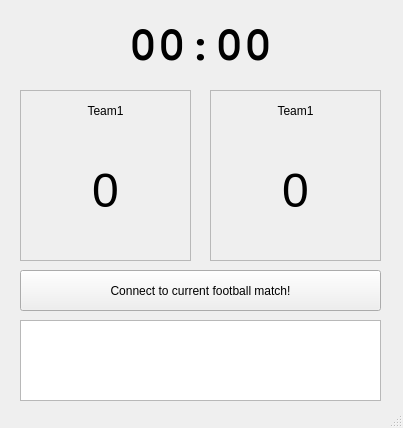
Above: Ui/sb_client.ui from jpegie/Football-scoreboard before the change. Below: the same form after it.
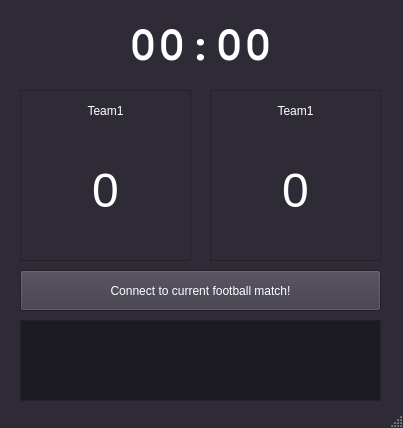
That is the form after the change.

The edit to the form file:
```diff
--- a/Ui/sb_client.ui
+++ b/Ui/sb_client.ui
@@ -10,6 +10,475 @@
     <height>428</height>
    </rect>
   </property>
+  <property name="palette">
+   <palette>
+    <active>
+     <colorrole role="WindowText">
+      <brush brushstyle="SolidPattern">
+       <color alpha="255">
+        <red>255</red>
+        <green>255</green>
+        <blue>255</blue>
+       </color>
+      </brush>
+     </colorrole>
+     <colorrole role="Button">
+      <brush brushstyle="SolidPattern">
+       <color alpha="255">
+        <red>61</red>
+        <green>56</green>
+        <blue>70</blue>
+       </color>
+      </brush>
+     </colorrole>
+     <colorrole role="Light">
+      <brush brushstyle="SolidPattern">
+       <color alpha="255">
+        <red>92</red>
+        <green>84</green>
+        <blue>105</blue>
+       </color>
+      </brush>
+     </colorrole>
+     <colorrole role="Midlight">
+      <brush brushstyle="SolidPattern">
+       <color alpha="255">
+        <red>76</red>
+        <green>70</green>
+        <blue>87</blue>
+       </color>
+      </brush>
+     </colorrole>
+     <colorrole role="Dark">
+      <brush brushstyle="SolidPattern">
+       <color alpha="255">
+        <red>31</red>
+        <green>28</green>
+        <blue>35</blue>
+       </color>
+      </brush>
+     </colorrole>
+     <colorrole role="Mid">
+      <brush brushstyle="SolidPattern">
+       <color alpha="255">
+        <red>41</red>
+        <green>37</green>
+        <blue>47</blue>
+       </color>
+      </brush>
+     </colorrole>
+     <colorrole role="Text">
+      <brush brushstyle="SolidPattern">
+       <color alpha="255">
+        <red>255</red>
+        <green>255</green>
+        <blue>255</blue>
+       </color>
+      </brush>
+     </colorrole>
+     <colorrole role="BrightText">
+      <brush brushstyle="SolidPattern">
+       <color alpha="255">
+        <red>255</red>
+        <green>255</green>
+        <blue>255</blue>
+       </color>
+      </brush>
+     </colorrole>
+     <colorrole role="ButtonText">
+      <brush brushstyle="SolidPattern">
+       <color alpha="255">
+        <red>255</red>
+        <green>255</green>
+        <blue>255</blue>
+       </color>
+      </brush>
+     </colorrole>
+     <colorrole role="Base">
+      <brush brushstyle="SolidPattern">
+       <color alpha="255">
+        <red>29</red>
+        <green>27</green>
+        <blue>34</blue>
+       </color>
+      </brush>
+     </colorrole>
+     <colorrole role="Window">
+      <brush brushstyle="SolidPattern">
+       <color alpha="255">
+        <red>47</red>
+        <green>43</green>
+        <blue>54</blue>
+       </color>
+      </brush>
+     </colorrole>
+     <colorrole role="Shadow">
+      <brush brushstyle="SolidPattern">
+       <color alpha="255">
+        <red>0</red>
+        <green>0</green>
+        <blue>0</blue>
+       </color>
+      </brush>
+     </colorrole>
+     <colorrole role="Highlight">
+      <brush brushstyle="SolidPattern">
+       <color alpha="255">
+        <red>192</red>
+        <green>97</green>
+        <blue>203</blue>
+       </color>
+      </brush>
+     </colorrole>
+     <colorrole role="AlternateBase">
+      <brush brushstyle="SolidPattern">
+       <color alpha="255">
+        <red>30</red>
+        <green>28</green>
+        <blue>35</blue>
+       </color>
+      </brush>
+     </colorrole>
+     <colorrole role="ToolTipBase">
+      <brush brushstyle="SolidPattern">
+       <color alpha="255">
+        <red>255</red>
+        <green>255</green>
+        <blue>220</blue>
+       </color>
+      </brush>
+     </colorrole>
+     <colorrole role="ToolTipText">
+      <brush brushstyle="SolidPattern">
+       <color alpha="255">
+        <red>0</red>
+        <green>0</green>
+        <blue>0</blue>
+       </color>
+      </brush>
+     </colorrole>
+     <colorrole role="PlaceholderText">
+      <brush brushstyle="SolidPattern">
+       <color alpha="128">
+        <red>255</red>
+        <green>255</green>
+        <blue>255</blue>
+       </color>
+      </brush>
+     </colorrole>
+    </active>
+    <inactive>
+     <colorrole role="WindowText">
+      <brush brushstyle="SolidPattern">
+       <color alpha="255">
+        <red>255</red>
+        <green>255</green>
+        <blue>255</blue>
+       </color>
+      </brush>
+     </colorrole>
+     <colorrole role="Button">
+      <brush brushstyle="SolidPattern">
+       <color alpha="255">
+        <red>61</red>
+        <green>56</green>
+        <blue>70</blue>
+       </color>
+      </brush>
+     </colorrole>
+     <colorrole role="Light">
+      <brush brushstyle="SolidPattern">
+       <color alpha="255">
+        <red>92</red>
+        <green>84</green>
+        <blue>105</blue>
+       </color>
+      </brush>
+     </colorrole>
+     <colorrole role="Midlight">
+      <brush brushstyle="SolidPattern">
+       <color alpha="255">
+        <red>76</red>
+        <green>70</green>
+        <blue>87</blue>
+       </color>
+      </brush>
+     </colorrole>
+     <colorrole role="Dark">
+      <brush brushstyle="SolidPattern">
+       <color alpha="255">
+        <red>31</red>
+        <green>28</green>
+        <blue>35</blue>
+       </color>
+      </brush>
+     </colorrole>
+     <colorrole role="Mid">
+      <brush brushstyle="SolidPattern">
+       <color alpha="255">
+        <red>41</red>
+        <green>37</green>
+        <blue>47</blue>
+       </color>
+      </brush>
+     </colorrole>
+     <colorrole role="Text">
+      <brush brushstyle="SolidPattern">
+       <color alpha="255">
+        <red>255</red>
+        <green>255</green>
+        <blue>255</blue>
+       </color>
+      </brush>
+     </colorrole>
+     <colorrole role="BrightText">
+      <brush brushstyle="SolidPattern">
+       <color alpha="255">
+        <red>255</red>
+        <green>255</green>
+        <blue>255</blue>
+       </color>
+      </brush>
+     </colorrole>
+     <colorrole role="ButtonText">
+      <brush brushstyle="SolidPattern">
+       <color alpha="255">
+        <red>255</red>
+        <green>255</green>
+        <blue>255</blue>
+       </color>
+      </brush>
+     </colorrole>
+     <colorrole role="Base">
+      <brush brushstyle="SolidPattern">
+       <color alpha="255">
+        <red>29</red>
+        <green>27</green>
+        <blue>34</blue>
+       </color>
+      </brush>
+     </colorrole>
+     <colorrole role="Window">
+      <brush brushstyle="SolidPattern">
+       <color alpha="255">
+        <red>47</red>
+        <green>43</green>
+        <blue>54</blue>
+       </color>
+      </brush>
+     </colorrole>
+     <colorrole role="Shadow">
+      <brush brushstyle="SolidPattern">
+       <color alpha="255">
+        <red>0</red>
+        <green>0</green>
+        <blue>0</blue>
+       </color>
+      </brush>
+     </colorrole>
+     <colorrole role="Highlight">
+      <brush brushstyle="SolidPattern">
+       <color alpha="255">
+        <red>192</red>
+        <green>97</green>
+        <blue>203</blue>
+       </color>
+      </brush>
+     </colorrole>
+     <colorrole role="AlternateBase">
+      <brush brushstyle="SolidPattern">
+       <color alpha="255">
+        <red>30</red>
+        <green>28</green>
+        <blue>35</blue>
+       </color>
+      </brush>
+     </colorrole>
+     <colorrole role="ToolTipBase">
+      <brush brushstyle="SolidPattern">
+       <color alpha="255">
+        <red>255</red>
+        <green>255</green>
+        <blue>220</blue>
+       </color>
+      </brush>
+     </colorrole>
+     <colorrole role="ToolTipText">
+      <brush brushstyle="SolidPattern">
+       <color alpha="255">
+        <red>0</red>
+        <green>0</green>
+        <blue>0</blue>
+       </color>
+      </brush>
+     </colorrole>
+     <colorrole role="PlaceholderText">
+      <brush brushstyle="SolidPattern">
+       <color alpha="128">
+        <red>255</red>
+        <green>255</green>
+        <blue>255</blue>
+       </color>
+      </brush>
+     </colorrole>
+    </inactive>
+    <disabled>
+     <colorrole role="WindowText">
+      <brush brushstyle="SolidPattern">
+       <color alpha="255">
+        <red>31</red>
+        <green>28</green>
+        <blue>35</blue>
+       </color>
+      </brush>
+     </colorrole>
+     <colorrole role="Button">
+      <brush brushstyle="SolidPattern">
+       <color alpha="255">
+        <red>61</red>
+        <green>56</green>
+        <blue>70</blue>
+       </color>
+      </brush>
+     </colorrole>
+     <colorrole role="Light">
+      <brush brushstyle="SolidPattern">
+       <color alpha="255">
+        <red>92</red>
+        <green>84</green>
+        <blue>105</blue>
+       </color>
+      </brush>
+     </colorrole>
+     <colorrole role="Midlight">
+      <brush brushstyle="SolidPattern">
+       <color alpha="255">
+        <red>76</red>
+        <green>70</green>
+        <blue>87</blue>
+       </color>
+      </brush>
+     </colorrole>
+     <colorrole role="Dark">
+      <brush brushstyle="SolidPattern">
+       <color alpha="255">
+        <red>31</red>
+        <green>28</green>
+        <blue>35</blue>
+       </color>
+      </brush>
+     </colorrole>
+     <colorrole role="Mid">
+      <brush brushstyle="SolidPattern">
+       <color alpha="255">
+        <red>41</red>
+        <green>37</green>
+        <blue>47</blue>
+       </color>
+      </brush>
+     </colorrole>
+     <colorrole role="Text">
+      <brush brushstyle="SolidPattern">
+       <color alpha="255">
+        <red>31</red>
+        <green>28</green>
+        <blue>35</blue>
+       </color>
+      </brush>
+     </colorrole>
+     <colorrole role="BrightText">
+      <brush brushstyle="SolidPattern">
+       <color alpha="255">
+        <red>255</red>
+        <green>255</green>
+        <blue>255</blue>
+       </color>
+      </brush>
+     </colorrole>
+     <colorrole role="ButtonText">
+      <brush brushstyle="SolidPattern">
+       <color alpha="255">
+        <red>31</red>
+        <green>28</green>
+        <blue>35</blue>
+       </color>
+      </brush>
+     </colorrole>
+     <colorrole role="Base">
+      <brush brushstyle="SolidPattern">
+       <color alpha="255">
+        <red>47</red>
+        <green>43</green>
+        <blue>54</blue>
+       </color>
+      </brush>
+     </colorrole>
+     <colorrole role="Window">
+      <brush brushstyle="SolidPattern">
+       <color alpha="255">
+        <red>47</red>
+        <green>43</green>
+        <blue>54</blue>
+       </color>
+      </brush>
+     </colorrole>
+     <colorrole role="Shadow">
+      <brush brushstyle="SolidPattern">
+       <color alpha="255">
+        <red>0</red>
+        <green>0</green>
+        <blue>0</blue>
+       </color>
+      </brush>
+     </colorrole>
+     <colorrole role="Highlight">
+      <brush brushstyle="SolidPattern">
+       <color alpha="255">
+        <red>145</red>
+        <green>145</green>
+        <blue>145</blue>
+       </color>
+      </brush>
+     </colorrole>
+     <colorrole role="AlternateBase">
+      <brush brushstyle="SolidPattern">
+       <color alpha="255">
+        <red>61</red>
+        <green>56</green>
+        <blue>70</blue>
+       </color>
+      </brush>
+     </colorrole>
+     <colorrole role="ToolTipBase">
+      <brush brushstyle="SolidPattern">
+       <color alpha="255">
+        <red>255</red>
+        <green>255</green>
+        <blue>220</blue>
+       </color>
+      </brush>
+     </colorrole>
+     <colorrole role="ToolTipText">
+      <brush brushstyle="SolidPattern">
+       <color alpha="255">
+        <red>0</red>
+        <green>0</green>
+        <blue>0</blue>
+       </color>
+      </brush>
+     </colorrole>
+     <colorrole role="PlaceholderText">
+      <brush brushstyle="SolidPattern">
+       <color alpha="128">
+        <red>255</red>
+        <green>255</green>
+        <blue>255</blue>
+       </color>
+      </brush>
+     </colorrole>
+    </disabled>
+   </palette>
+  </property>
   <property name="windowTitle">
    <string>Client-Scoreboard</string>
   </property>
```
